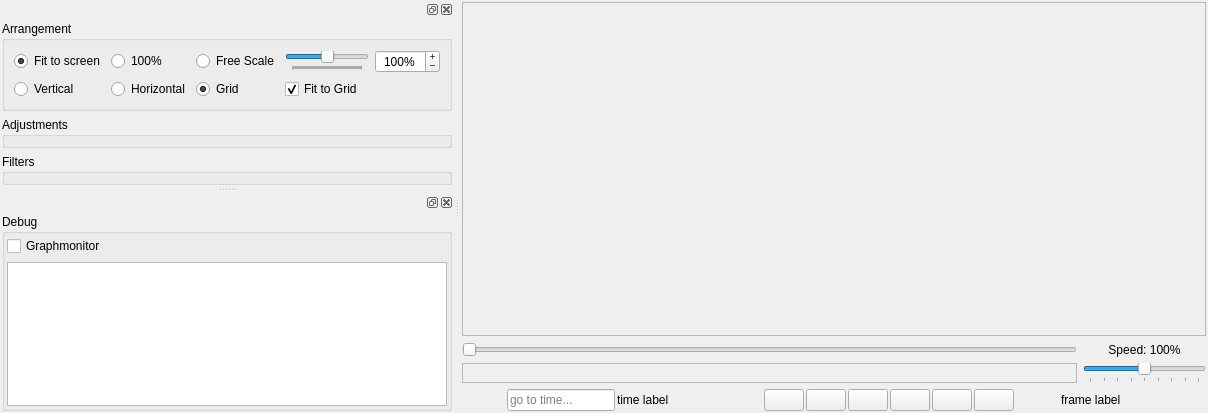
Before: the Qt Designer form Source/GUI/player.ui in bavc/qctools, drawn with Qt 5.
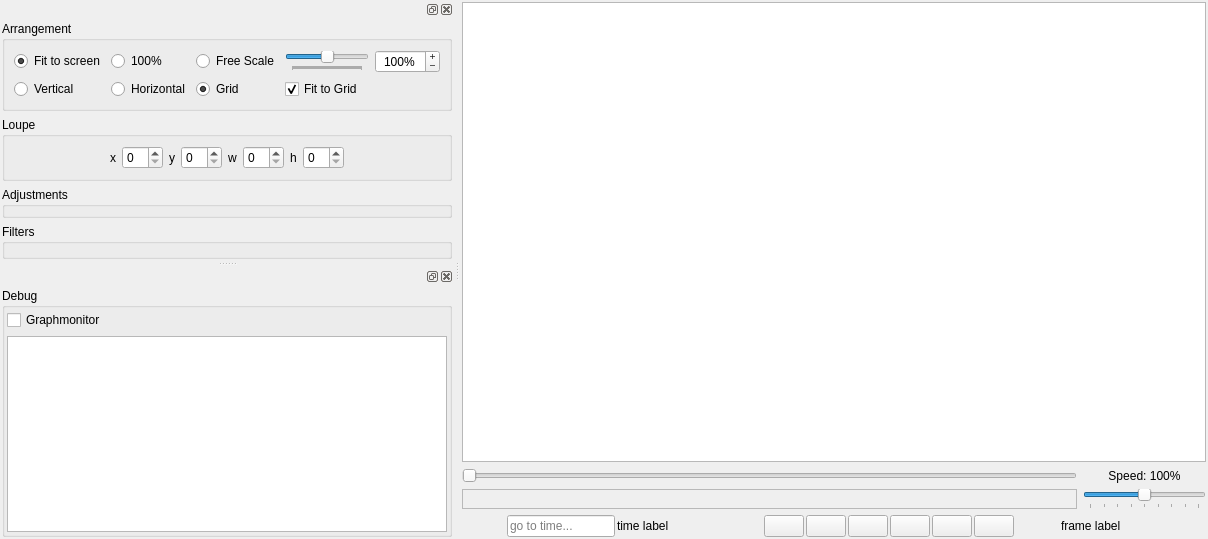
After: the same form once the commit is applied. Icons and pictures are not drawn.

Diff of the .ui file:
```diff
--- a/Source/GUI/player.ui
+++ b/Source/GUI/player.ui
@@ -7,7 +7,7 @@
     <x>0</x>
     <y>0</y>
     <width>1208</width>
-    <height>413</height>
+    <height>539</height>
    </rect>
   </property>
   <property name="windowTitle">
@@ -31,7 +31,7 @@
      <number>6</number>
     </property>
     <item row="0" column="0">
-     <widget class="QScrollArea" name="scrollArea">
+     <widget class="QGraphicsView" name="graphicsView">
       <property name="verticalScrollBarPolicy">
        <enum>Qt::ScrollBarAsNeeded</enum>
       </property>
@@ -41,17 +41,20 @@
       <property name="sizeAdjustPolicy">
        <enum>QAbstractScrollArea::AdjustIgnored</enum>
       </property>
-      <property name="widgetResizable">
-       <bool>false</bool>
+      <property name="interactive">
+       <bool>true</bool>
       </property>
       <property name="alignment">
        <set>Qt::AlignCenter</set>
       </property>
-      <widget class="QWidget" name="scrollAreaWidgetContents">
+      <property name="resizeAnchor">
+       <enum>QGraphicsView::AnchorViewCenter</enum>
+      </property>
+      <widget class="QWidget" name="scrollAreaWidgetContents" native="true">
        <property name="geometry">
         <rect>
-         <x>215</x>
-         <y>29</y>
+         <x>201</x>
+         <y>93</y>
          <width>300</width>
          <height>246</height>
         </rect>
@@ -376,19 +379,6 @@
      <property name="bottomMargin">
       <number>2</number>
      </property>
-     <item row="2" column="0">
-      <widget class="QGroupBox" name="filterGroupBox">
-       <property name="sizePolicy">
-        <sizepolicy hsizetype="Minimum" vsizetype="MinimumExpanding">
-         <horstretch>0</horstretch>
-         <verstretch>0</verstretch>
-        </sizepolicy>
-       </property>
-       <property name="title">
-        <string>Filters</string>
-       </property>
-      </widget>
-     </item>
      <item row="0" column="0">
       <widget class="QGroupBox" name="arrangementGroupBox">
        <property name="sizePolicy">
@@ -530,7 +520,7 @@
        </layout>
       </widget>
      </item>
-     <item row="1" column="0">
+     <item row="2" column="0">
       <widget class="QGroupBox" name="adjustmentsGroupBox">
        <property name="sizePolicy">
         <sizepolicy hsizetype="Preferred" vsizetype="Preferred">
@@ -543,6 +533,100 @@
        </property>
       </widget>
      </item>
+     <item row="3" column="0">
+      <widget class="QGroupBox" name="filterGroupBox">
+       <property name="sizePolicy">
+        <sizepolicy hsizetype="Minimum" vsizetype="MinimumExpanding">
+         <horstretch>0</horstretch>
+         <verstretch>0</verstretch>
+        </sizepolicy>
+       </property>
+       <property name="title">
+        <string>Filters</string>
+       </property>
+      </widget>
+     </item>
+     <item row="1" column="0">
+      <widget class="QGroupBox" name="loupe_groupBox">
+       <property name="minimumSize">
+        <size>
+         <width>0</width>
+         <height>0</height>
+        </size>
+       </property>
+       <property name="title">
+        <string>Loupe</string>
+       </property>
+       <layout class="QHBoxLayout" name="horizontalLayout">
+        <item>
+         <spacer name="horizontalSpacer_6">
+          <property name="orientation">
+           <enum>Qt::Horizontal</enum>
+          </property>
+          <property name="sizeHint" stdset="0">
+           <size>
+            <width>40</width>
+            <height>20</height>
+           </size>
+          </property>
+         </spacer>
+        </item>
+        <item>
+         <widget class="QLabel" name="xLabel">
+          <property name="text">
+           <string>x</string>
+          </property>
+         </widget>
+        </item>
+        <item>
+         <widget class="QSpinBox" name="xSpinBox"/>
+        </item>
+        <item>
+         <widget class="QLabel" name="yLabel">
+          <property name="text">
+           <string>y</string>
+          </property>
+         </widget>
+        </item>
+        <item>
+         <widget class="QSpinBox" name="ySpinBox"/>
+        </item>
+        <item>
+         <widget class="QLabel" name="wLabel">
+          <property name="text">
+           <string>w</string>
+          </property>
+         </widget>
+        </item>
+        <item>
+         <widget class="QSpinBox" name="wSpinBox"/>
+        </item>
+        <item>
+         <widget class="QLabel" name="hLabel">
+          <property name="text">
+           <string>h</string>
+          </property>
+         </widget>
+        </item>
+        <item>
+         <widget class="QSpinBox" name="hSpinBox"/>
+        </item>
+        <item>
+         <spacer name="horizontalSpacer_5">
+          <property name="orientation">
+           <enum>Qt::Horizontal</enum>
+          </property>
+          <property name="sizeHint" stdset="0">
+           <size>
+            <width>40</width>
+            <height>20</height>
+           </size>
+          </property>
+         </spacer>
+        </item>
+       </layout>
+      </widget>
+     </item>
     </layout>
    </widget>
   </widget>
```
